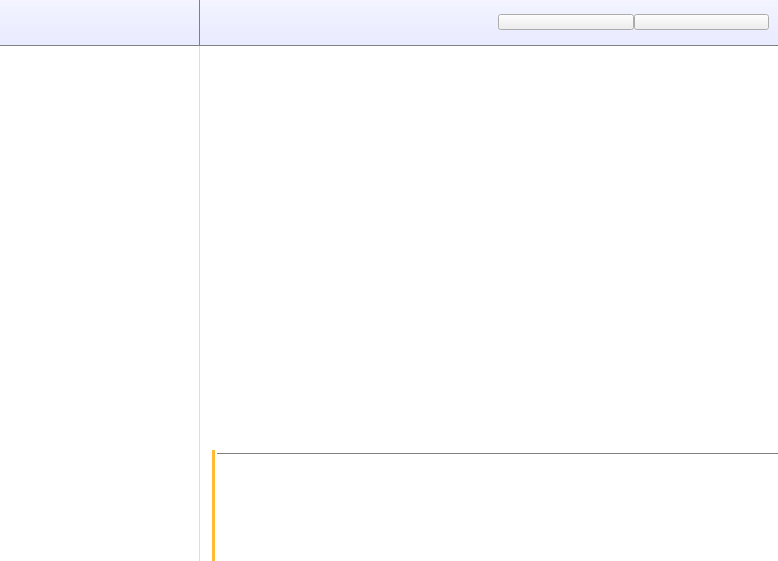
Above: ui/MainWindow/mainWindow.ui from PaulEcoffet/Nex-yu-computer before the change. Below: the same form after it.
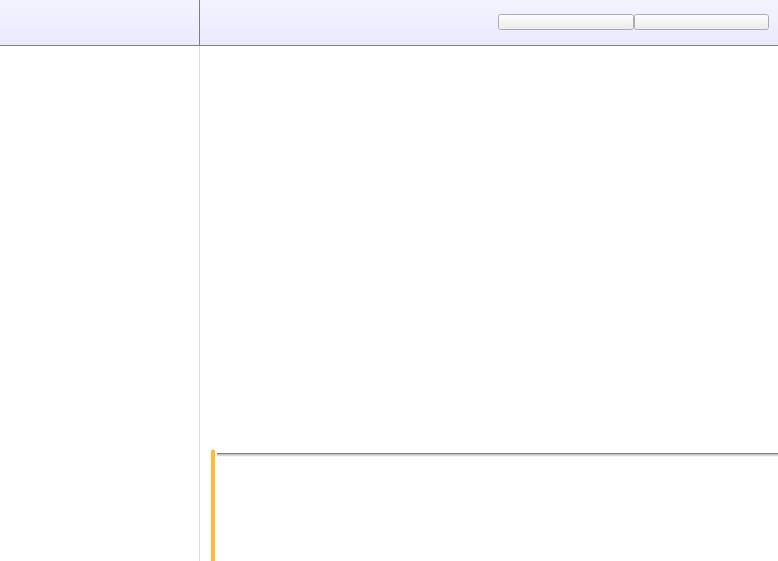
That is the form after the change. Icons and pictures are not drawn. Custom widgets are drawn as their Qt base class.

Commit message: implementation of messageReceived UI and some corrections in mainWindow UI

Patch:
```diff
--- a/ui/MainWindow/mainWindow.ui
+++ b/ui/MainWindow/mainWindow.ui
@@ -420,6 +420,12 @@
          <layout class="QHBoxLayout" name="horizontalLayout_5">
           <item>
            <widget class="Line" name="messageEditLeftBorder">
+            <property name="minimumSize">
+             <size>
+              <width>5</width>
+              <height>0</height>
+             </size>
+            </property>
             <property name="styleSheet">
              <string notr="true">#messageEditLeftBorder
 {
@@ -452,7 +458,7 @@
 {
 	border-top: 1px solid #808080;
 	margin: 17px 0px 0px 0px;
-
+	background-color: qlineargradient(spread:pad, x1:0, y1:0, x2:0, y2:1, stop:0 rgba(159, 159, 159, 255), stop:0.0352261 rgba(255, 255, 255, 255))
 }</string>
           </property>
           <property name="frameShape">
```
Left out of the diff: 337 changed lines with no effect on the pictures. The commit also changes 4 other files.
